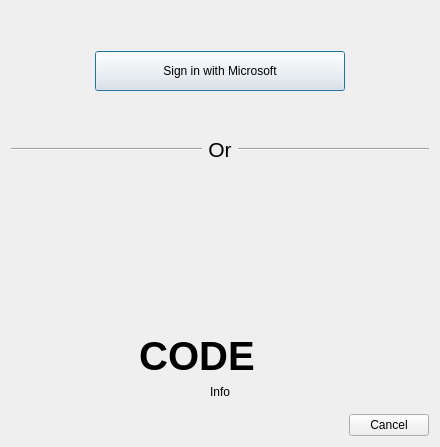
unmojang/FjordLauncher, file launcher/ui/dialogs/MSALoginDialog.ui: the form before one commit.
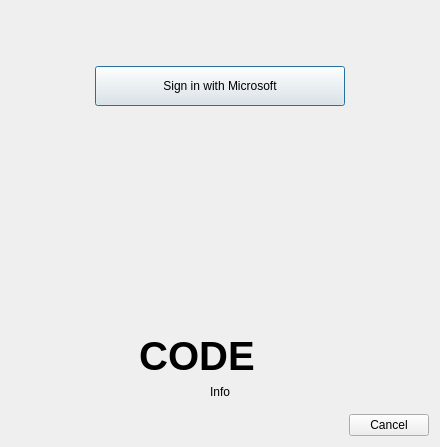
The form after the commit. Icons and pictures are not drawn.

Commit message: Fix MSA login

The edit to the form file:
```diff
--- a/launcher/ui/dialogs/MSALoginDialog.ui
+++ b/launcher/ui/dialogs/MSALoginDialog.ui
@@ -140,51 +140,6 @@
      </widget>
     </widget>
    </item>
-   <item>
-    <layout class="QHBoxLayout" name="horizontalLayout_5">
-     <item>
-      <widget class="Line" name="line_3">
-       <property name="sizePolicy">
-        <sizepolicy hsizetype="Expanding" vsizetype="Fixed">
-         <horstretch>0</horstretch>
-         <verstretch>0</verstretch>
-        </sizepolicy>
-       </property>
-       <property name="orientation">
-        <enum>Qt::Horizontal</enum>
-       </property>
-      </widget>
-     </item>
-     <item>
-      <widget class="QLabel" name="orLabel">
-       <property name="font">
-        <font>
-         <pointsize>16</pointsize>
-        </font>
-       </property>
-       <property name="text">
-        <string>Or</string>
-       </property>
-       <property name="alignment">
-        <set>Qt::AlignCenter</set>
-       </property>
-      </widget>
-     </item>
-     <item>
-      <widget class="Line" name="line_4">
-       <property name="sizePolicy">
-        <sizepolicy hsizetype="Expanding" vsizetype="Fixed">
-         <horstretch>0</horstretch>
-         <verstretch>0</verstretch>
-        </sizepolicy>
-       </property>
-       <property name="orientation">
-        <enum>Qt::Horizontal</enum>
-       </property>
-      </widget>
-     </item>
-    </layout>
-   </item>
    <item>
     <widget class="QStackedWidget" name="stackedWidget">
      <property name="currentIndex">
```
Left out of the diff: 3 changed lines with no effect on the pictures. The commit also changes 3 other files.
